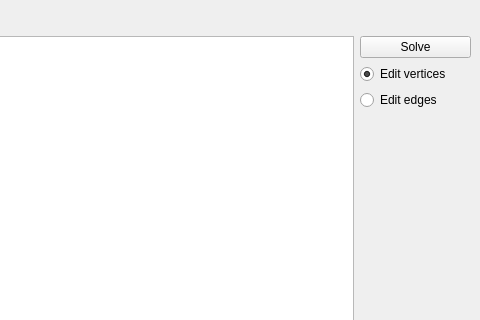
Qt form euler/src/Form.ui (Sova777/analyzeresults) before a commit; both pictures show x 355 to 835 and y 0 to 320 of the 835 by 767 pixel window.
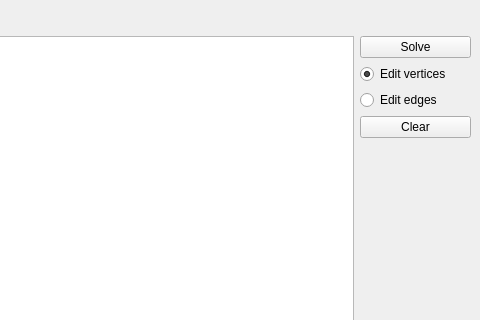
The same form after that commit.

What changed in the file:
```diff
--- a/euler/src/Form.ui
+++ b/euler/src/Form.ui
@@ -116,6 +116,13 @@
         </attribute>
        </widget>
       </item>
+      <item row="6" column="1">
+       <widget class="QPushButton" name="pushClear">
+        <property name="text">
+         <string>Clear</string>
+        </property>
+       </widget>
+      </item>
      </layout>
     </item>
    </layout>
```
